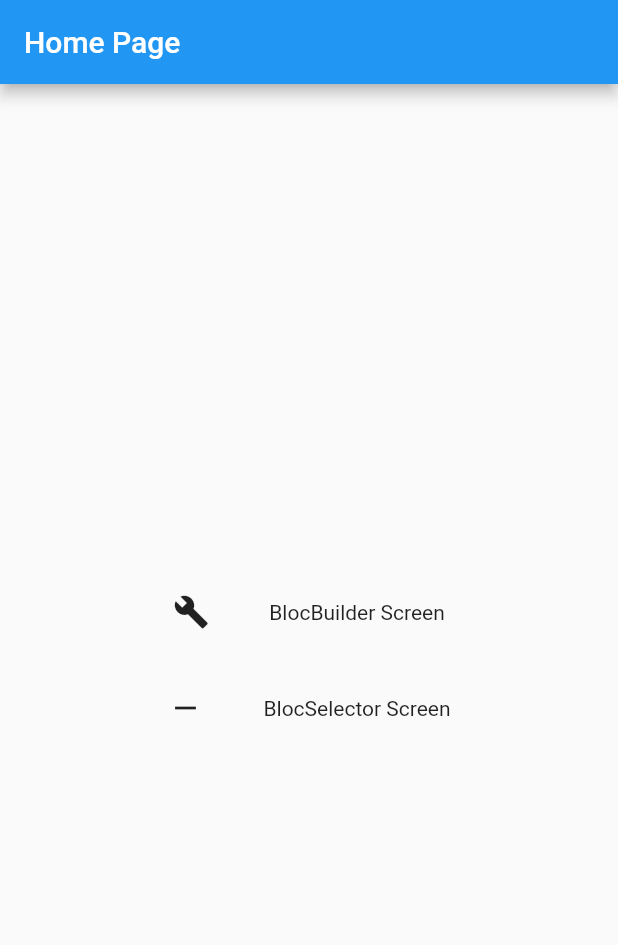
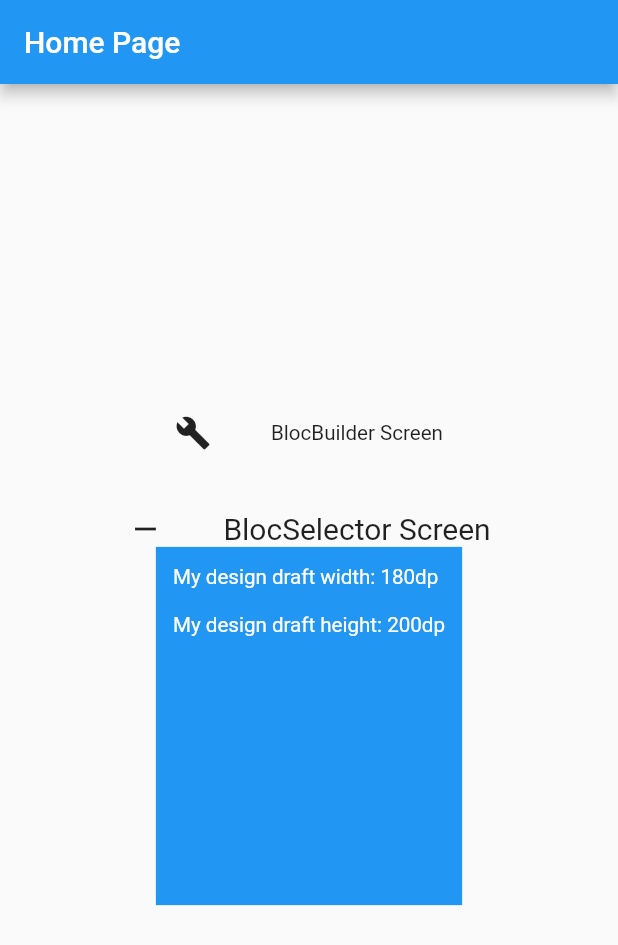
Before and after one commit to khoitqa/bloc_example, a Flutter app: the screen it shows after launch, on a phone screen of 412 x 824 dp. Shown: the top 945 px of the screen. Run offline on Flutter 3.47's test engine with Material 2 defaults, Android fonts, the phone set to English and light mode, and no system bars; our stand-ins replace device_preview, flutter_bloc, flutter_screenutil.

Commit message:
KoiTran 08/06/2023 add flutter screen utils

```diff
--- a/lib/bloc_builder/bloc_selector_widget.dart
+++ b/lib/bloc_builder/bloc_selector_widget.dart
@@ -1,6 +1,7 @@
 import 'package:bloc_example/bloc_cubit_model/bloc_model/counter/counter_bloc.dart';
 import 'package:flutter/material.dart';
 import 'package:flutter_bloc/flutter_bloc.dart';
+import 'package:flutter_screenutil/flutter_screenutil.dart';
 
 class BlocSelectorWidget extends StatelessWidget {
   const BlocSelectorWidget({Key? key}) : super(key: key);
@@ -47,7 +48,7 @@ class BlocSelectorWidget extends StatelessWidget {
                   // tooltip: 'Increment',
                   icon: const Icon(Icons.add),
                 ),
-                const SizedBox(width: 20,),
+                 SizedBox(width: 20.sp,),
                 IconButton(
                   onPressed: () {
                     context.read<CounterBloc>().add(CounterDecrement(1));
--- a/lib/main.dart
+++ b/lib/main.dart
@@ -1,9 +1,15 @@
 import 'package:bloc_example/bloc_builder/bloc_builder_widget.dart';
+import 'package:device_preview/device_preview.dart';
+import 'package:flutter/foundation.dart';
 import 'package:flutter/material.dart';
+import 'package:flutter_screenutil/flutter_screenutil.dart';
 import 'bloc_builder/bloc_selector_widget.dart';
 
-void main() {
-  runApp(const MyApp());
+void main()async {
+  // await ScreenUtil.ensureScreenSize();
+  runApp( DevicePreview(enabled: kDebugMode && kIsWeb,builder: (context){
+    return const MyApp();
+  },));
 }
 
 class MyApp extends StatelessWidget {
@@ -11,12 +17,18 @@ class MyApp extends StatelessWidget {
 
   @override
   Widget build(BuildContext context) {
+    return ScreenUtilInit(
+        designSize: const Size(360, 690),
+        useInheritedMediaQuery: false,
+      builder: (context, snapshot) {
         return MaterialApp(
           title: 'Flutter Demo',
           theme: ThemeData(
             primarySwatch: Colors.blue,
           ),
           home: const MyHomePage(title:"Home Page"),
+        );
+      }
     );
   }
 }
@@ -63,7 +75,7 @@ class _MyHomePageState extends State<MyHomePage> {
                   child: const Icon(Icons.build),
                 ),
                 const SizedBox(width: 40,),
-                const Text("BlocBuilder Screen")
+                 Text("BlocBuilder Screen",style: TextStyle(fontSize: 12.sp),)
               ],
             ),
             const SizedBox(height: 40,),
@@ -75,8 +87,21 @@ class _MyHomePageState extends State<MyHomePage> {
                   child: const Icon(Icons.remove),
                 ),
                 const SizedBox(width: 40,),
-                const Text("BlocSelector Screen")
+                 const Text("BlocSelector Screen",style: TextStyle(fontSize: 20))
               ],
+            ),
+            Container(
+              color: Colors.blue,
+              constraints: BoxConstraints(maxWidth: 180, minHeight: 200).hw,
+              padding: EdgeInsets.all(10.w),
+              child: Text(
+                'My design draft width: 180dp\n\n'
+                    'My design draft height: 200dp',
+                style: TextStyle(
+                  color: Colors.white,
+                  fontSize: ScreenUtil().setSp(12),
+                ),
+              ),
             ),
           ],
         ),
--- a/pubspec.yaml
+++ b/pubspec.yaml
@@ -38,6 +38,8 @@ dependencies:
   cupertino_icons: ^1.0.2
   flutter_bloc: ^8.1.3
   equatable: ^2.0.5
+  flutter_screenutil: ^5.7.0
+  device_preview: ^1.1.0
 
 dev_dependencies:
   flutter_test:
```
Lines whose indentation alone changed are shown as unchanged.
